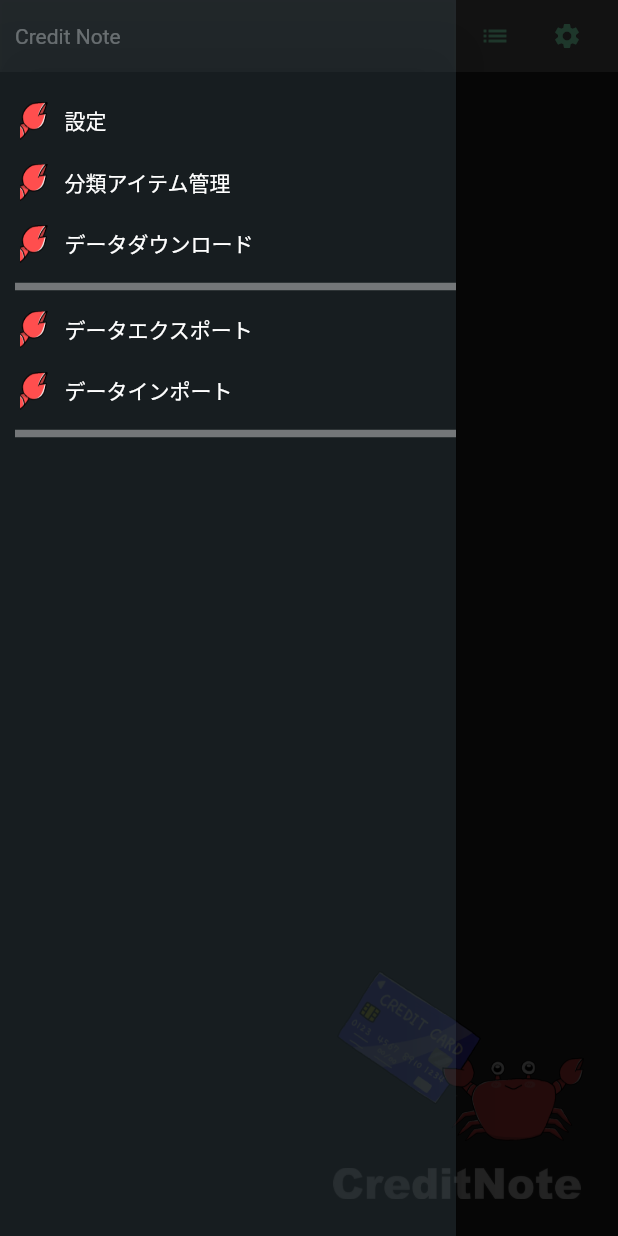
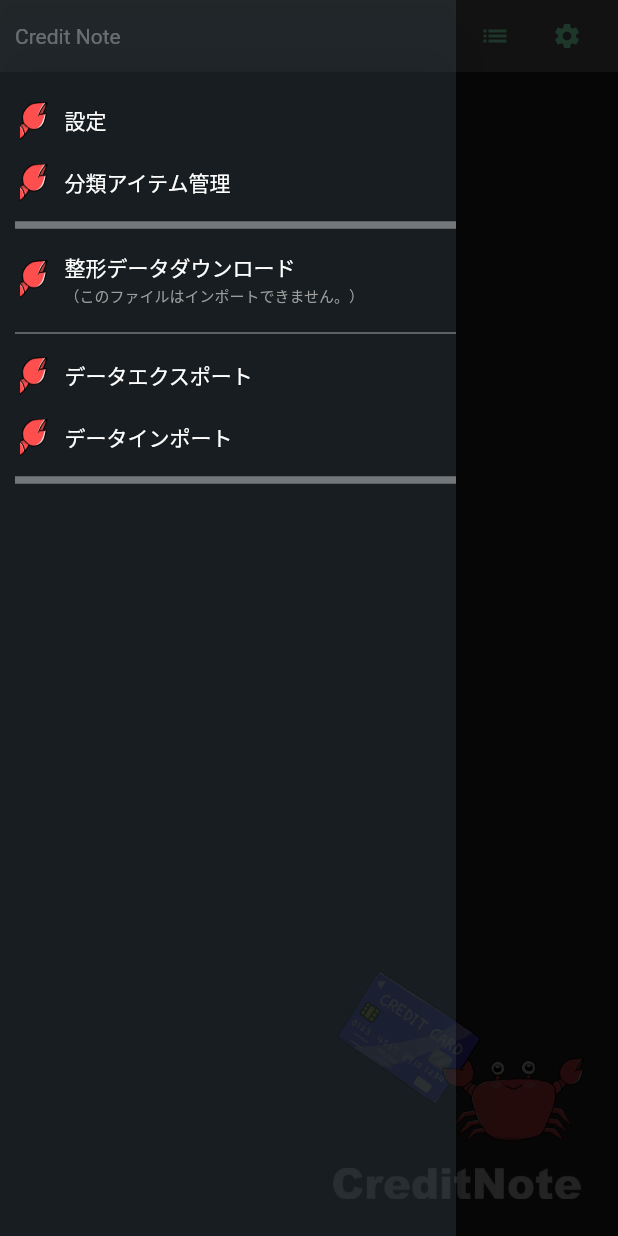
Before and after one commit to toyotarou/app_creditnote-2, a Flutter app: the screen it shows after launch, with the side drawer open, on a phone screen of 412 x 824 dp. Run offline on Flutter 3.47's test engine with Material 3 defaults, Android fonts, the phone set to English and light mode, and no system bars; our stand-ins replace file_picker, flutter_colorpicker, flutter_hooks, flutter_riverpod, flutter_slidable, freezed_annotation and 5 more; missing offline and left inert: charset_converter, drag_and_drop_lists, external_path; accounts and stored records are empty; generated files the repository leaves out were written again; Roboto replaces fonts that are missing (KiwiMaru).

Commit message:
commit 20240915

```diff
--- a/lib/screens/home_screen.dart
+++ b/lib/screens/home_screen.dart
@@ -262,6 +262,7 @@ class _HomeScreenState extends ConsumerState<HomeScreen>
                 ],
               ),
             ),
+            Divider(color: Colors.white.withOpacity(0.4), thickness: 5),
             GestureDetector(
               onTap: () {
                 CreditDialog(
@@ -286,13 +287,22 @@ class _HomeScreenState extends ConsumerState<HomeScreen>
                       padding: const EdgeInsets.symmetric(
                           vertical: 5, horizontal: 3),
                       margin: const EdgeInsets.all(5),
-                      child: const Text('データダウンロード'),
+                      child: const Column(
+                        crossAxisAlignment: CrossAxisAlignment.start,
+                        children: [
+                          Text('整形データダウンロード'),
+                          Text(
+                            '（このファイルはインポートできません。）',
+                            style: TextStyle(fontSize: 10, color: Colors.grey),
+                          ),
+                        ],
+                      ),
                     ),
                   ),
                 ],
               ),
             ),
-            Divider(color: Colors.white.withOpacity(0.4), thickness: 5),
+            Divider(color: Colors.white.withOpacity(0.4), thickness: 1),
             GestureDetector(
               onTap: () {
                 CreditDialog(
```
